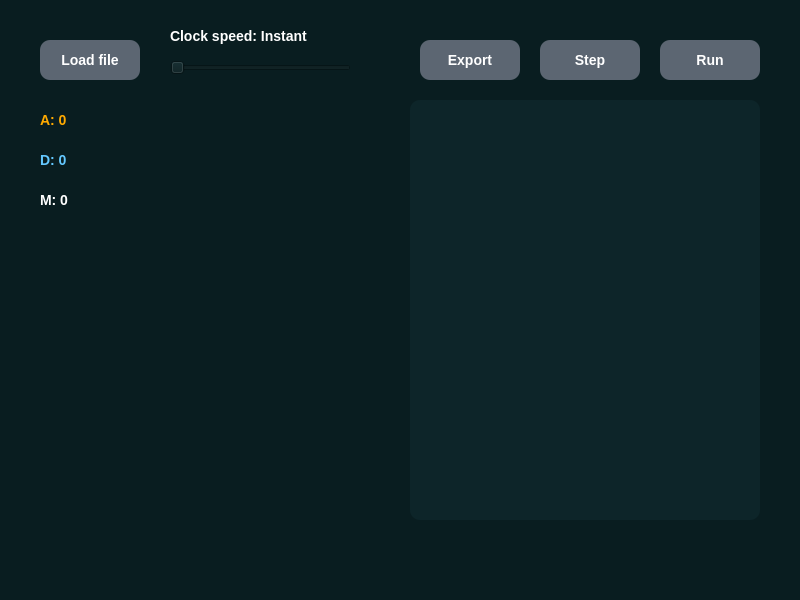
creeperDoesRedstone/XSharp, file GUI/vm.ui: the form before one commit.
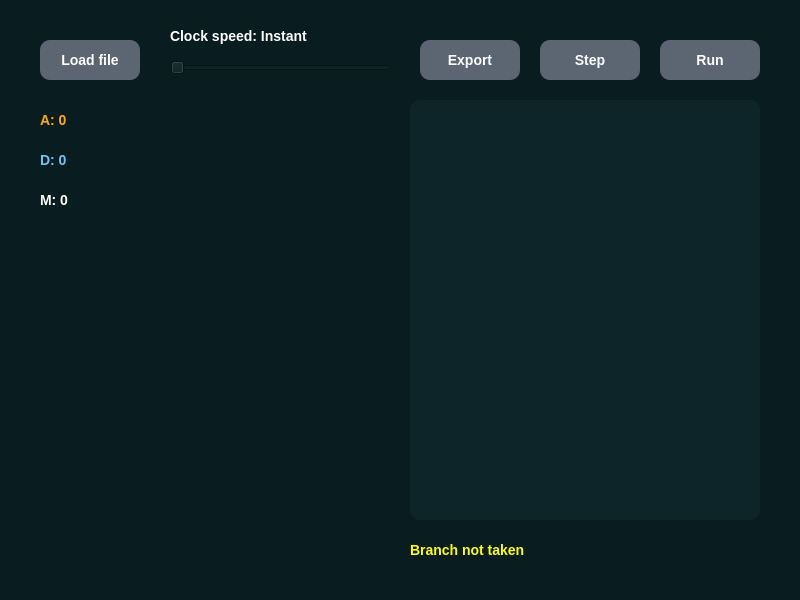
The form after the commit. Icons and pictures are not drawn.

```diff
--- a/GUI/vm.ui
+++ b/GUI/vm.ui
@@ -225,12 +225,12 @@
      <rect>
       <x>170</x>
       <y>60</y>
-      <width>181</width>
+      <width>221</width>
       <height>16</height>
      </rect>
     </property>
     <property name="maximum">
-     <number>100</number>
+     <number>500</number>
     </property>
     <property name="orientation">
      <enum>Qt::Horizontal</enum>
@@ -249,6 +249,22 @@
      <string>Clock speed: Instant</string>
     </property>
    </widget>
+   <widget class="QLabel" name="branch">
+    <property name="geometry">
+     <rect>
+      <x>410</x>
+      <y>530</y>
+      <width>351</width>
+      <height>40</height>
+     </rect>
+    </property>
+    <property name="styleSheet">
+     <string notr="true">color: rgb(255, 255, 0)</string>
+    </property>
+    <property name="text">
+     <string>Branch not taken</string>
+    </property>
+   </widget>
   </widget>
  </widget>
  <resources/>
```
